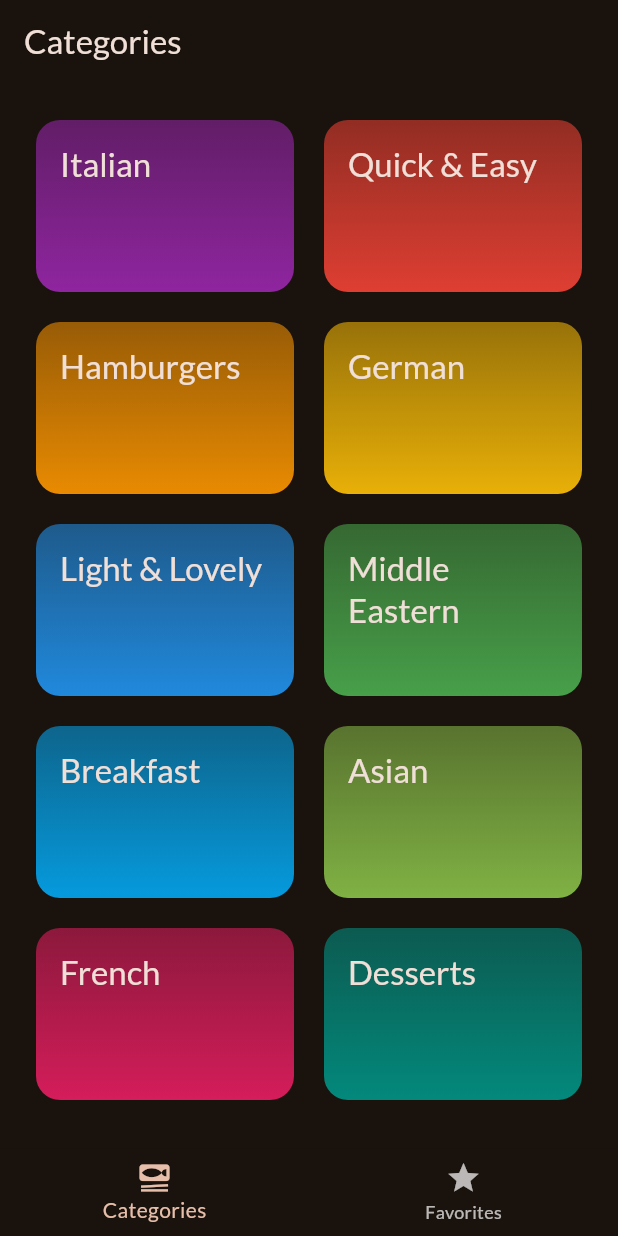
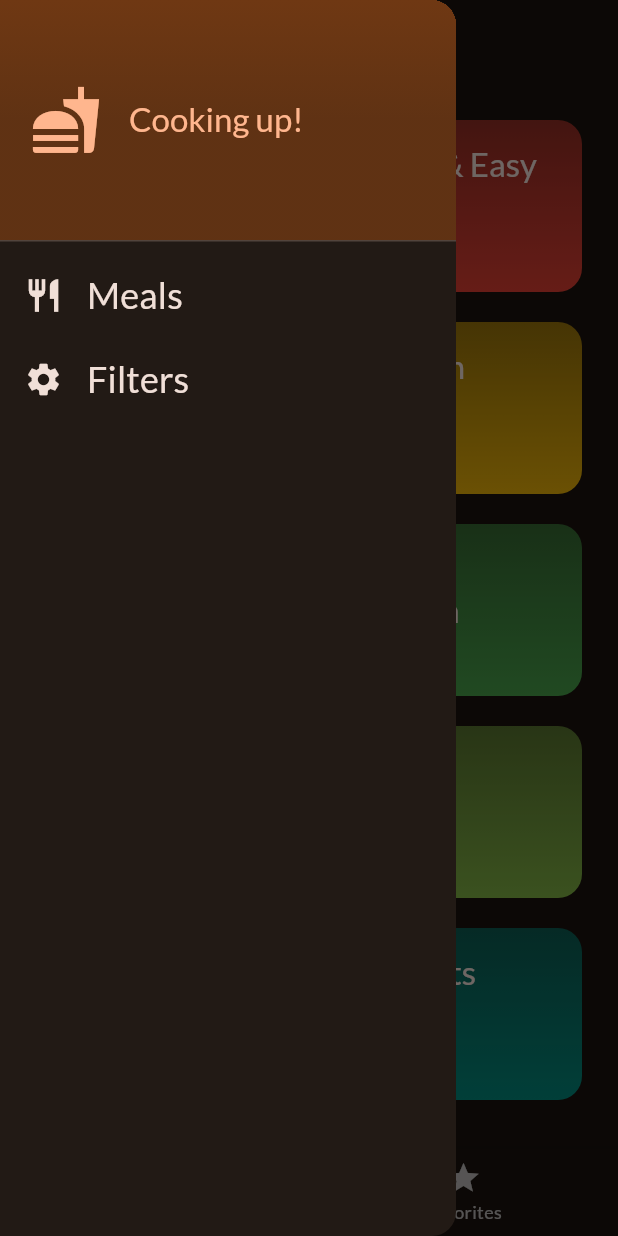
Before and after one commit to sawsanjamal/recipes-app, a Flutter app: the screen it shows after launch, with the side drawer open (before the commit the screen has no drawer), on a phone screen of 412 x 824 dp. Run offline on Flutter 3.47's test engine with Material 3 defaults, Android fonts, the phone set to English and light mode, and no system bars; our stand-ins replace google_fonts, transparent_image.

Commit message:
add favorite functionality and drawer

```diff
--- a/lib/screens/categories.dart
+++ b/lib/screens/categories.dart
@@ -1,12 +1,13 @@
 import 'package:flutter/material.dart';
 import 'package:recipes_app/data/data.dart';
 import 'package:recipes_app/models/category.dart';
+import 'package:recipes_app/models/meal.dart';
 import 'package:recipes_app/screens/meals.dart';
 import 'package:recipes_app/widgets/category_grid_item.dart';
 
 class CategoriesScreen extends StatelessWidget {
-  const CategoriesScreen({super.key});
-
+  const CategoriesScreen({super.key, required this.onToggleFavorite});
+  final void Function(Meal meal) onToggleFavorite;
   void _selectCategory(BuildContext context, Category category) {
     final filteredMeals = dummyMeals
         .where((meal) => meal.categories.contains(category.id))
@@ -14,8 +15,11 @@ class CategoriesScreen extends StatelessWidget {
     Navigator.push(
         context,
         MaterialPageRoute(
-            builder: (ctx) =>
-                MealsScreen(title: category.title, meals: filteredMeals)));
+            builder: (ctx) => MealsScreen(
+                  title: category.title,
+                  meals: filteredMeals,
+                  onToggleFavorite: onToggleFavorite,
+                )));
   }
 
   @override
--- a/lib/screens/tabs.dart
+++ b/lib/screens/tabs.dart
@@ -1,6 +1,8 @@
 import 'package:flutter/material.dart';
+import 'package:recipes_app/models/meal.dart';
 import 'package:recipes_app/screens/categories.dart';
 import 'package:recipes_app/screens/meals.dart';
+import 'package:recipes_app/widgets/main_drawer.dart';
 
 class TabsScreen extends StatefulWidget {
   const TabsScreen({super.key});
@@ -12,6 +14,29 @@ class TabsScreen extends StatefulWidget {
 class _TabsScreenState extends State<TabsScreen> {
   int _selectedPageIndex = 0;
 
+  final List<Meal> _favoriteMeals = [];
+  void _showInfoMessage(String message) {
+    ScaffoldMessenger.of(context).clearSnackBars();
+    ScaffoldMessenger.of(context)
+        .showSnackBar(SnackBar(content: Text(message)));
+  }
+
+  void _toggleMealStatus(Meal meal) {
+    final isExisting = _favoriteMeals.contains(meal);
+
+    if (isExisting) {
+      setState(() {
+        _favoriteMeals.remove(meal);
+      });
+      _showInfoMessage('Meal is no longer a favorite.');
+    } else {
+      setState(() {
+        _favoriteMeals.add(meal);
+      });
+      _showInfoMessage('Marked as a favorite!');
+    }
+  }
+
   void _selectPage(int index) {
     setState(() {
       _selectedPageIndex = index;
@@ -20,17 +45,23 @@ class _TabsScreenState extends State<TabsScreen> {
 
   @override
   Widget build(BuildContext context) {
-    Widget activePage = const CategoriesScreen();
+    Widget activePage = CategoriesScreen(
+      onToggleFavorite: _toggleMealStatus,
+    );
     var activePageTitle = 'Categories';
 
     if (_selectedPageIndex == 1) {
-      activePage = const MealsScreen(meals: []);
+      activePage = MealsScreen(
+        meals: _favoriteMeals,
+        onToggleFavorite: _toggleMealStatus,
+      );
       activePageTitle = 'Favorites';
     }
     return Scaffold(
       appBar: AppBar(
         title: Text(activePageTitle),
       ),
+      drawer: const MainDrawer(),
       body: activePage,
       bottomNavigationBar: BottomNavigationBar(
         onTap: _selectPage,
--- /dev/null
+++ b/lib/widgets/main_drawer.dart
@@ -0,0 +1,68 @@
+import 'package:flutter/material.dart';
+
+class MainDrawer extends StatelessWidget {
+  const MainDrawer({super.key});
+
+  @override
+  Widget build(BuildContext context) {
+    return Drawer(
+      child: Column(
+        children: [
+          DrawerHeader(
+            padding: const EdgeInsets.all(20),
+            decoration: BoxDecoration(
+                gradient: LinearGradient(colors: [
+              Theme.of(context).colorScheme.primaryContainer,
+              Theme.of(context).colorScheme.primaryContainer.withOpacity(0.8)
+            ], begin: Alignment.topCenter, end: Alignment.center)),
+            child: Row(
+              children: [
+                Icon(
+                  Icons.fastfood,
+                  size: 48,
+                  color: Theme.of(context).colorScheme.primary,
+                ),
+                const SizedBox(width: 18),
+                Text(
+                  "Cooking up!",
+                  style: Theme.of(context)
+                      .textTheme
+                      .titleLarge!
+                      .copyWith(color: Theme.of(context).colorScheme.primary),
+                )
+              ],
+            ),
+          ),
+          ListTile(
+            leading: Icon(
+              Icons.restaurant,
+              size: 26,
+              color: Theme.of(context).colorScheme.onBackground,
+            ),
+            title: Text(
+              'Meals',
+              style: Theme.of(context).textTheme.titleSmall!.copyWith(
+                  color: Theme.of(context).colorScheme.onBackground,
+                  fontSize: 24),
+            ),
+            onTap: () {},
+          ),
+          ListTile(
+            leading: Icon(
+              Icons.settings,
+              size: 26,
+              color: Theme.of(context).colorScheme.onBackground,
+            ),
+            title: Text(
+              'Filters',
+              style: Theme.of(context).textTheme.titleSmall!.copyWith(
+                  color: Theme.of(context).colorScheme.onBackground,
+                  fontSize: 24),
+            ),
+            onTap: () {},
+          )
+        ],
+      ),
+    );
+  }
+}
```
Also changed, not shown: lib/screens/meal_detail.dart (+11 -1 lines), lib/screens/meals.dart (+10 -6 lines).
